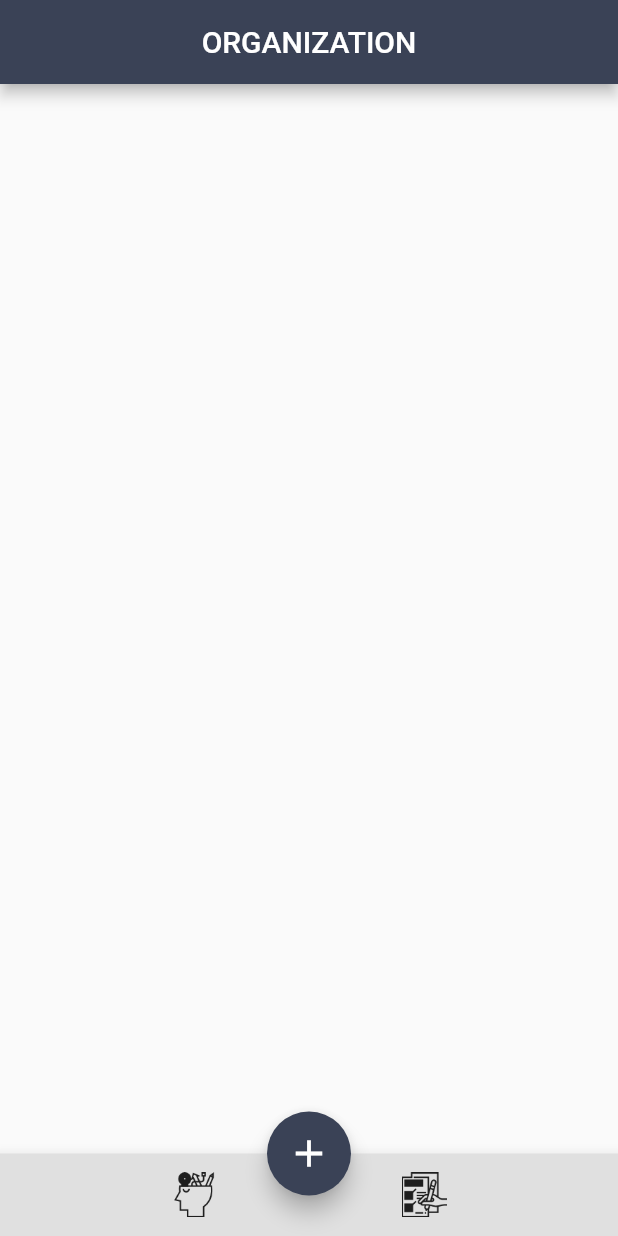
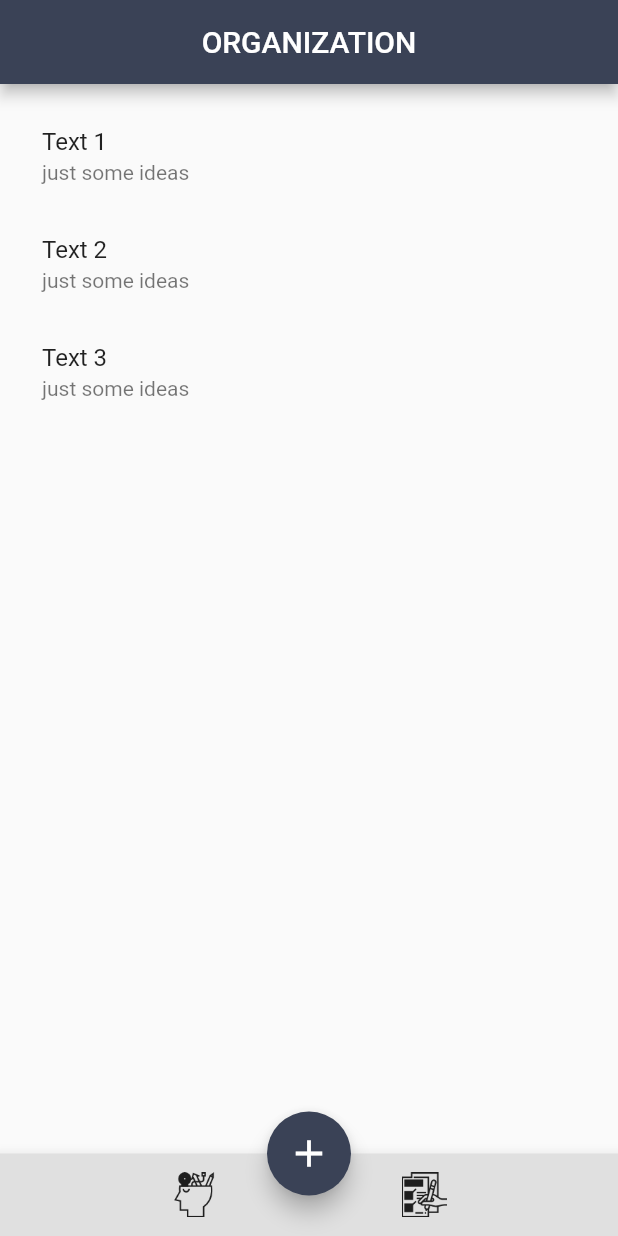
Before and after one commit to JBDionisio/flutter-organization_app, a Flutter app: the screen it shows after launch, on a phone screen of 412 x 824 dp. Run offline on Flutter 3.47's test engine with Material 2 defaults, Android fonts, the phone set to English and light mode, and no system bars.

Commit message:
Add  list of ideas

```diff
--- a/lib/main.dart
+++ b/lib/main.dart
@@ -1,5 +1,5 @@
 import 'package:flutter/material.dart';
-import 'package:organization_app/Screens/Home.dart';
+import 'package:organization_app/Screens/home.dart';
 
 void main() {
   runApp(MaterialApp(
--- a/lib/Screens/Home.dart
+++ b/lib/screens/home.dart
@@ -6,6 +6,9 @@ class Home extends StatefulWidget {
 }
 
 class _HomeState extends State<Home> {
+
+  List _listIdeas = ["Text 1", "Text 2", "Text 3"];
+
   @override
   Widget build(BuildContext context) {
     return Scaffold(
@@ -19,13 +22,21 @@ class _HomeState extends State<Home> {
       floatingActionButton: _buildFloatingButton(),
       floatingActionButtonLocation: FloatingActionButtonLocation.centerDocked,
       bottomNavigationBar: _buildBottomAppBar(),
-      body: Container(
-        padding: EdgeInsets.only(top: 5.0),
-        child: Column(
-          children: <Widget>[
-
-          ],
-        ),
+      body: Column(
+        children: <Widget>[
+          Expanded(
+              child: ListView.builder(
+                  padding: EdgeInsets.all(12.0),
+                  itemCount: _listIdeas.length,
+                  itemBuilder: (context, index) {
+                    return ListTile(
+                      title: Text(_listIdeas[index]),
+                      subtitle: Text("just some ideas"),
+                    );
+                  }
+              )
+          )
+        ],
       )
     );
   }
--- a/pubspec.yaml
+++ b/pubspec.yaml
@@ -13,6 +13,7 @@ environment:
   sdk: ">=2.0.0-dev.68.0 <3.0.0"
 
 dependencies:
+  path_provider: ^0.5.0+1
   flutter:
     sdk: flutter
 
```
Also changed, not shown: 3 other files.
